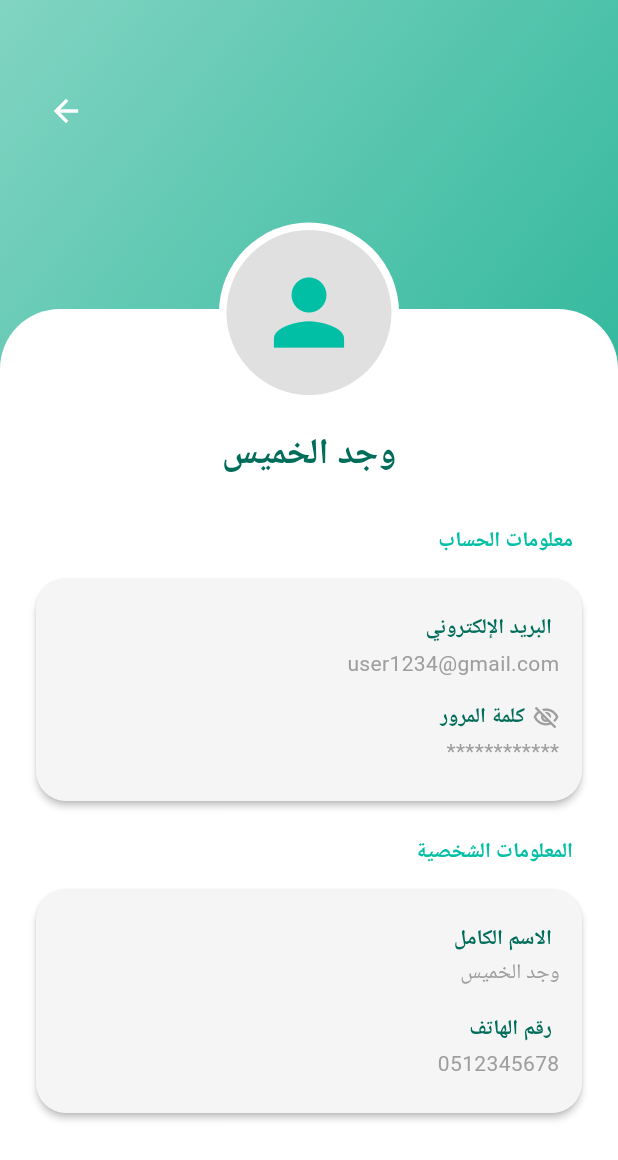
After one commit to Dhay-1/GP2, a Flutter app: the ProfilePage screen opened directly, on a phone screen of 412 x 824 dp. The commit adds this screen. Shown: the top 1160 px of the screen. Run offline on Flutter 3.47's test engine with Material 3 defaults, Android fonts, the phone set to English and light mode, and no system bars; our stand-ins replace get; Roboto replaces fonts that are missing (Cairo).

Commit message:
profile page completed

```diff
--- /dev/null
+++ b/aman_play/lib/controllers/user_controller.dart
@@ -0,0 +1,14 @@
+import 'package:get/get.dart';
+
+class UserController extends GetxController {
+
+ var userName = "وجد الخميس".obs;
+ var userEmail = "user1234@gmail.com".obs;
+ var userPhone = "0512345678".obs;
+
+ void updateUserData(String name, String email, String phone){
+  userName.value = name;
+  userEmail.value = email;
+  userPhone.value = phone;
+ }
+}
--- /dev/null
+++ b/aman_play/lib/screens/profile_page.dart
@@ -0,0 +1,159 @@
+import 'package:aman_play/controllers/user_controller.dart';
+import 'package:flutter/material.dart';
+import 'package:get/get.dart';
+
+
+ class ProfilePage extends StatelessWidget {
+   ProfilePage({super.key});
+  final UserController userController = Get.put(UserController());
+
+  @override
+  Widget build(BuildContext context) {
+    return Directionality(textDirection: TextDirection.rtl,
+    child: Scaffold(
+
+      body: Stack(
+        children: [
+          Container(
+            height: MediaQuery.of(context).size.height * 0.4,
+            decoration: const BoxDecoration(
+              gradient: LinearGradient(
+                colors: [Color(0xFF81D4C2), Color(0xFF2CB69A)],
+                begin: Alignment.topLeft,
+                end: Alignment.bottomRight,
+              ),
+            ),
+          ),
+          Positioned(
+            top: 50,
+            left: 20,
+
+            child: IconButton(
+            icon: const Icon(Icons.arrow_forward, color: Colors.white),
+             onPressed: () => Get.back(),
+
+            ),
+
+            ),
+
+            Align(
+              alignment: Alignment.bottomCenter,
+              child: Container(
+                height: MediaQuery.of(context).size.height * 0.75,
+                width: double.infinity,
+                decoration: const BoxDecoration(
+                  color: Colors.white,
+                  borderRadius: BorderRadius.only(
+                    topLeft: Radius.circular(40),
+                    topRight: Radius.circular(40),
+                  ),
+                ),
+
+                child: SingleChildScrollView(
+                  child: Column(
+                  children: [
+                  const SizedBox(height: 80),
+                  Obx(() => Text(
+                    userController.userName.value,
+                    style: const TextStyle(
+                      fontSize: 24,
+                      fontWeight: FontWeight.bold,
+                      color: Color(0xFF006D5B),
+                    ),
+                  )),
+                  const SizedBox(height: 30),
+
+                  _buildSectionCard("معلومات الحساب", [
+                    Obx(() => _buildInfoTile("البريد الإلكتروني", userController.userEmail.value)),
+                    _buildInfoTile("كلمة المرور", "************", isPassword: true),
+                  ]),
+
+                  const SizedBox(height: 20),
+
+                  _buildSectionCard("المعلومات الشخصية", [
+                    Obx(() => _buildInfoTile("الاسم الكامل", userController.userName.value)),
+                    Obx(() => _buildInfoTile("رقم الهاتف", userController.userPhone.value)),
+                  ]),
+                  const SizedBox(height: 40),
+
+                      ],
+                    ),
+                ),
+              ),
+             ),
+
+             Positioned(
+            top: MediaQuery.of(context).size.height * 0.18,
+            left: MediaQuery.of(context).size.width * 0.5 - 60,
+            child: Container(
+              padding: const EdgeInsets.all(5),
+              decoration: const BoxDecoration(color: Colors.white, shape: BoxShape.circle),
+              child: const CircleAvatar(
+                radius: 55,
+                backgroundColor: Color(0xFFE0E0E0),
+                child: Icon(Icons.person, size: 70, color: Color(0xFF00BFA5)),
+              ),
+            ),
+          ),
+
+        ],
+      ),
+    ),
+    );
+  }
+
+  Widget _buildSectionCard(String title, List<Widget> children) {
+    return Padding(
+      padding: const EdgeInsets.symmetric(horizontal: 20),
+      child: Column(
+        crossAxisAlignment: CrossAxisAlignment.start,
+        children: [
+          Padding(
+            padding: const EdgeInsets.only(right: 10),
+            child: Text(
+              title,
+              style: const TextStyle(fontWeight: FontWeight.bold, color: Color(0xFF00BFA5)),
+            ),
+          ),
+          const SizedBox(height: 10),
+          Card(
+            shape: RoundedRectangleBorder(borderRadius: BorderRadius.circular(20)),
+            elevation: 2,
+            color: const Color(0xFFF5F5F5),
+            child: Padding(
+              padding: const EdgeInsets.all(15),
+              child: Column(children: children),
+            ),
+          ),
+        ],
+      ),
+    );
+  }
+  Widget _buildInfoTile(String label, String value, {bool isPassword = false}) {
+    return Padding(
+      padding: const EdgeInsets.symmetric(vertical: 8),
+      child: Column(
+        crossAxisAlignment: CrossAxisAlignment.start,
+        children: [
+          Row(
+
+            children: [
+              if (isPassword) const Icon(Icons.visibility_off_outlined, size: 18, color: Colors.grey),
+              const SizedBox(width: 5),
+              Text(
+                label,
+                style: const TextStyle(fontWeight: FontWeight.bold, color: Color(0xFF006D5B)),
+              ),
+            ],
+          ),
+          const SizedBox(height: 2),
+          Text(
+            value,
+
+            style: const TextStyle(color: Colors.grey, fontSize: 14),
+          ),
+        ],
+      ),
+    );
+  }
+ }
--- a/aman_play/lib/screens/verification_page.dart
+++ b/aman_play/lib/screens/verification_page.dart
@@ -50,6 +50,7 @@ class VerificationPage extends StatelessWidget {
                 text: "تحقق",
                 color: const Color(0xFF00BFA5),
                 onPressed: (){
+                  //FireBase Code Here
                   //Auth Code
 
                 },
```
